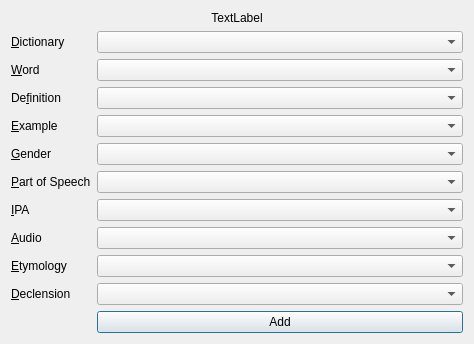
First picture: the form in designer/main.ui, repository abdnh/anki-wiktionary, before the edit.
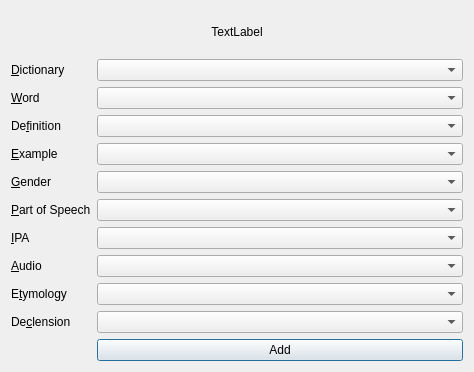
Second picture: the form after the edit.

Commit message: Fix access keys and tab order

Patch:
```diff
--- a/designer/main.ui
+++ b/designer/main.ui
@@ -7,7 +7,7 @@
     <x>0</x>
     <y>0</y>
     <width>474</width>
-    <height>330</height>
+    <height>372</height>
    </rect>
   </property>
   <property name="windowTitle">
@@ -120,7 +120,7 @@
      <item row="9" column="0">
       <widget class="QLabel" name="label_8">
        <property name="text">
-        <string>&amp;Etymology</string>
+        <string>E&amp;tymology</string>
        </property>
        <property name="buddy">
         <cstring>etymologyFieldComboBox</cstring>
@@ -133,7 +133,7 @@
      <item row="10" column="0">
       <widget class="QLabel" name="label_9">
        <property name="text">
-        <string>&amp;Declension</string>
+        <string>De&amp;clension</string>
        </property>
        <property name="buddy">
         <cstring>declensionFieldComboBox</cstring>
```
Left out of the diff: 2 changed lines with no effect on the pictures.
